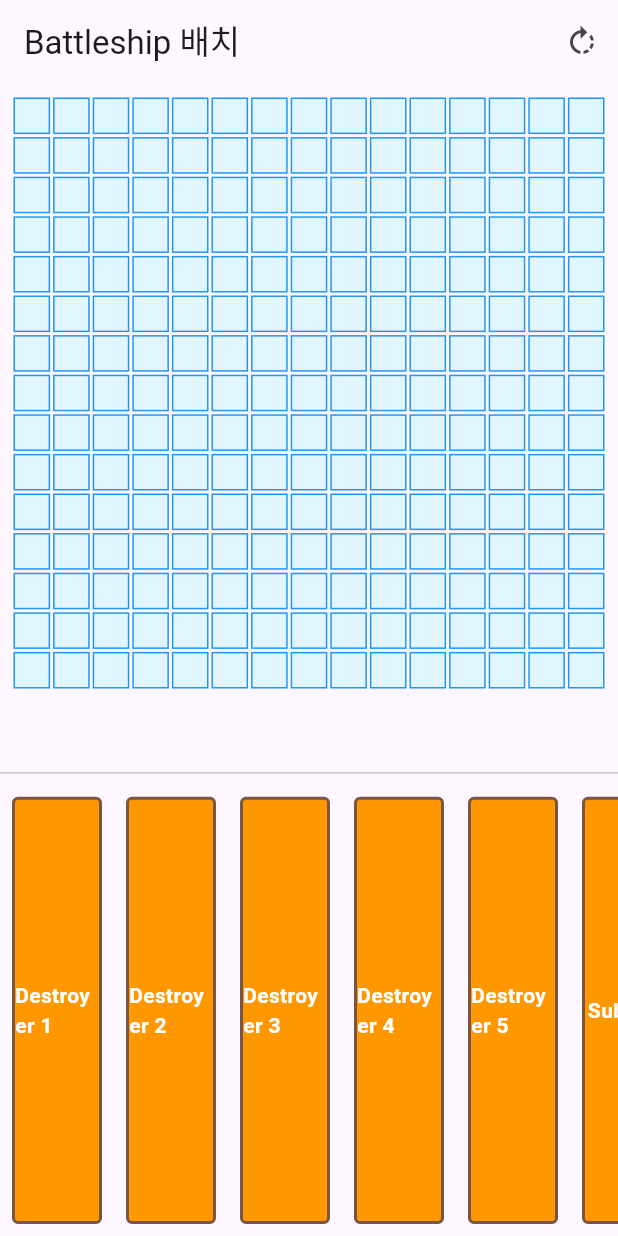
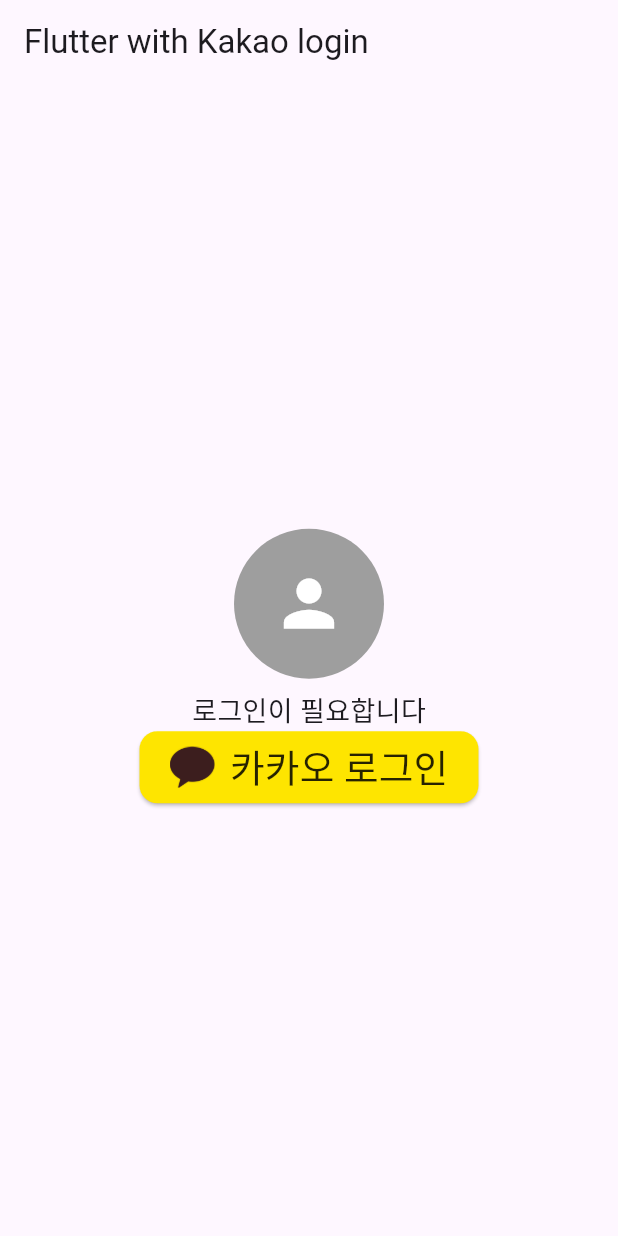
Before and after one commit to eodudrepublic/Mad_Camp-2024-Winter, a Flutter app: the screen it shows after launch, on a phone screen of 412 x 824 dp. Run offline on Flutter 3.47's test engine with Material 3 defaults, Android fonts, the phone set to English and light mode, and no system bars; our stand-ins replace flutter_screenutil, get, logger; missing offline and left inert: kakao_flutter_sdk_user; accounts and stored records are empty; statements that could not run were skipped.

Commit message:
Squashed 'battleship/battleship_fe/' changes from 378829d..893da52
893da52 style - 카카오 로그인 버튼 공식 문서에 맞게 수정
20dda2a feat - 카카오 소셜 로그인 페이지 초안 구현 - 억까를 당했고 해결을 했음 (문서로 정리함) - 핸드폰으로 테스트했음 -> 로그인 성공 화면으로 넘어감 - 이제 서버 연결해서 유저 정보 저장 테스트 -> 이거 전까진 보류  - 다시 게임 화면 작업 ㄱㄱ
2e67ebd feat - 카카오 소셜 로그인 기능 추가를 위한 안드로이드 등록 완료 - 키값은 숨김 - 이제 소셜 로그인 화면 만들어서 테스트 진행 예정

git-subtree-dir: battleship/battleship_fe
git-subtree-split: 893da528a82cdd3a8d7c41cb4e6cec6c6aef5ca2

```diff
--- /dev/null
+++ b/lib/common/app_colors.dart
@@ -0,0 +1,7 @@
+import 'package:flutter/material.dart';
+
+class AppColors {
+  // 카카오톡 버튼에 사용해야 하는 색상
+  static const Color kakaotalkYellow = Color(0xFFFEE500);
+  static const Color kakaotalkLabel = Color(0xD8000000);
+}
--- /dev/null
+++ b/lib/controller/login/user_controller.dart
@@ -0,0 +1,33 @@
+import 'package:get/get.dart';
+import '../../model/user_model.dart';
+import '../../service/kakao_login_api.dart';
+
+class UserController extends GetxController {
+  // Rx<AppUser?>은 반응형으로 사용자 정보를 저장합니다.
+  var user = Rxn<AppUser>();
+  final KakaoLoginApi kakaoLoginApi;
+
+  UserController({required this.kakaoLoginApi});
+
+  // 카카오 로그인 메서드
+  Future<void> kakaoLogin() async {
+    var kakaoUser = await kakaoLoginApi.signWithKakao();
+    if (kakaoUser != null) {
+      user.value = AppUser.fromKakaoUser(kakaoUser);
+      Get.snackbar('성공', '카카오 로그인이 성공했습니다.');
+    } else {
+      Get.snackbar('실패', '카카오 로그인이 취소되었거나 실패했습니다.');
+    }
+  }
+
+  // 로그아웃 메서드 (선택 사항)
+  Future<void> kakaoLogout() async {
+    try {
+      await kakaoLoginApi.logout();
+      user.value = null;
+      Get.snackbar('성공', '로그아웃에 성공했습니다.');
+    } catch (error) {
+      Get.snackbar('실패', '로그아웃에 실패했습니다.');
+    }
+  }
+}
--- a/lib/main.dart
+++ b/lib/main.dart
@@ -1,9 +1,18 @@
+import 'package:flutter/material.dart';
+import 'package:flutter_screenutil/flutter_screenutil.dart';
+import 'package:get/get.dart';
+import 'package:kakao_flutter_sdk_user/kakao_flutter_sdk_user.dart';
+import 'common/key.dart';
+import 'common/utils/logger.dart';
 import 'package:battleship_fe/view/game/game_view.dart';
-import 'package:flutter/material.dart';
-import 'package:get/get.dart';
+import 'package:battleship_fe/view/login/login_view.dart';
 
-void main() {
-  // WidgetsFlutterBinding.ensureInitialized();
+Future<void> main() async {
+  WidgetsFlutterBinding.ensureInitialized();
+
+  KakaoSdk.init(nativeAppKey: myNativeAppKey);
+
+  Log.wtf("KakaoSdk initialized : ${await KakaoSdk.origin} -> 이게 왜 키 해쉬예요 ㅅㅂ");
 
   runApp(MyApp());
 }
@@ -13,10 +22,14 @@
 
   @override
   Widget build(BuildContext context) {
-    return GetMaterialApp(
-      title: 'Battleship',
-      // debugShowCheckedModeBanner: false,
-      home: GameView(),
+    return ScreenUtilInit(
+      designSize: const Size(410, 920),
+      child: GetMaterialApp(
+        // debugShowCheckedModeBanner: false,
+        title: 'Battleship',
+        // debugShowCheckedModeBanner: false,
+        home: LoginView(),
+      ),
     );
   }
 }
--- /dev/null
+++ b/lib/model/user_model.dart
@@ -0,0 +1,23 @@
+import 'package:kakao_flutter_sdk_user/kakao_flutter_sdk_user.dart';
+
+// TODO : 서버 연결할때 저장할 User 정보에 맞춰서 추후 수정
+class AppUser {
+  final String id;
+  final String? nickname;
+  final String? profileImageUrl;
+
+  AppUser({
+    required this.id,
+    this.nickname,
+    this.profileImageUrl,
+  });
+
+  // Kakao SDK의 User 객체를 AppUser로 변환하는 팩토리 생성자
+  factory AppUser.fromKakaoUser(User kakaoUser) {
+    return AppUser(
+      id: kakaoUser.id.toString(),
+      nickname: kakaoUser.kakaoAccount?.profile?.nickname,
+      profileImageUrl: kakaoUser.kakaoAccount?.profile?.profileImageUrl,
+    );
+  }
+}
--- /dev/null
+++ b/lib/service/kakao_login_api.dart
@@ -0,0 +1,48 @@
+import 'package:flutter/services.dart';
+import 'package:kakao_flutter_sdk_user/kakao_flutter_sdk_user.dart';
+import '../common/utils/logger.dart';
+
+class KakaoLoginApi {
+  /// 카카오 로그인 메서드
+  Future<User?> signWithKakao() async {
+    final UserApi api = UserApi.instance;
+    try {
+      if (await isKakaoTalkInstalled()) {
+        // 카카오톡으로 로그인 시도
+        try {
+          await UserApi.instance.loginWithKakaoTalk();
+        } catch (error) {
+          Log.error('카카오톡으로 로그인 실패: $error');
+          // 카카오톡으로 로그인 실패 시 카카오 계정으로 로그인 시도
+          if (error is PlatformException && error.code == 'CANCELED') {
+            // 사용자가 로그인 시도를 취소한 경우
+            Log.error('사용자가 로그인 시도를 취소했습니다.');
+            return null;
+          }
+          await UserApi.instance.loginWithKakaoAccount();
+        }
+      } else {
+        Log.warning('카카오톡이 설치되어 있지 않습니다. -> 카카오 계정으로 로그인');
+        // 카카오톡이 설치되어 있지 않으면 카카오 계정으로 로그인
+        await UserApi.instance.loginWithKakaoAccount();
+      }
+      Log.info('카카오톡으로 로그인 성공');
+      // 로그인 성공 후 사용자 정보 가져오기
+      return await api.me();
+    } catch (error) {
+      Log.error('카카오톡으로 로그인 실패: $error');
+      return null;
+    }
+  }
+
+  /// 카카오 로그아웃 메서드
+  Future<void> logout() async {
+    try {
+      await UserApi.instance.logout();
+      Log.info('카카오 로그아웃 성공');
+    } catch (error) {
+      Log.error('카카오 로그아웃 실패: $error');
+      throw error; // 에러를 호출자에게 전달하여 추가 처리를 가능하게 함
+    }
+  }
+}
--- /dev/null
+++ b/lib/view/login/login_view.dart
@@ -0,0 +1,141 @@
+import 'package:flutter/material.dart';
+import 'package:flutter_screenutil/flutter_screenutil.dart';
+import 'package:get/get.dart';
+import 'package:battleship_fe/common/app_colors.dart';
+import '../../controller/login/user_controller.dart';
+import '../../service/kakao_login_api.dart';
+
+class LoginView extends StatelessWidget {
+  const LoginView({super.key});
+
+  @override
+  Widget build(BuildContext context) {
+    // KakaoLoginApi 인스턴스를 생성
+    final KakaoLoginApi kakaoLoginApi = KakaoLoginApi();
+
+    // UserController를 의존성 주입
+    final UserController userController =
+        Get.put(UserController(kakaoLoginApi: kakaoLoginApi));
+
+    return Scaffold(
+      appBar: AppBar(
+        title: const Text("Flutter with Kakao login"),
+      ),
+      body: Center(
+        child: Column(
+          mainAxisAlignment: MainAxisAlignment.center,
+          children: [
+            _profile(userController),
+            _nickName(userController),
+            _loginButton(userController),
+            _logoutButton(userController),
+          ],
+        ),
+      ),
+    );
+  }
+
+  // 프로필 이미지 위젯
+  Widget _profile(UserController controller) {
+    return Obx(() {
+      if (controller.user.value?.profileImageUrl != null) {
+        return Padding(
+          padding: const EdgeInsets.all(8.0),
+          child: CircleAvatar(
+            radius: 50,
+            backgroundImage:
+                NetworkImage(controller.user.value!.profileImageUrl!),
+          ),
+        );
+      } else {
+        return const Padding(
+          padding: EdgeInsets.all(8.0),
+          child: CircleAvatar(
+            radius: 50,
+            backgroundColor: Colors.grey,
+            child: Icon(Icons.person, size: 50, color: Colors.white),
+          ),
+        );
+      }
+    });
+  }
+
+  // 닉네임 위젯
+  Widget _nickName(UserController controller) {
+    return Obx(() {
+      if (controller.user.value?.nickname != null) {
+        return Text(
+          controller.user.value!.nickname!,
+          style: const TextStyle(fontSize: 24, fontWeight: FontWeight.bold),
+        );
+      } else {
+        return const Text(
+          "로그인이 필요합니다",
+          style: TextStyle(fontSize: 18),
+        );
+      }
+    });
+  }
+
+  // 로그인 버튼 위젯
+  Widget _loginButton(UserController controller) {
+    return Obx(() {
+      if (controller.user.value == null) {
+        return ElevatedButton(
+          onPressed: () {
+            controller.kakaoLogin();
+          },
+          style: ElevatedButton.styleFrom(
+            backgroundColor: AppColors.kakaotalkYellow,
+            padding: EdgeInsets.symmetric(horizontal: 20.sp, vertical: 5.sp),
+            shape: RoundedRectangleBorder(
+              borderRadius:
+                  BorderRadius.circular(12), // 테두리 곡률 설정 : 12 픽셀(Pixel)
+            ),
+          ),
+          child: Row(
+            mainAxisSize: MainAxisSize.min,
+            children: [
+              Image.asset(
+                'assets/png/kakao_icon.png',
+                width: 30.sp,
+                height: 30.sp,
+              ),
+              SizedBox(width: 10.sp),
+              Text(
+                '카카오 로그인',
+                style:
+                    TextStyle(color: AppColors.kakaotalkLabel, fontSize: 25.sp),
+              ),
+            ],
+          ),
+        );
+      } else {
+        return const SizedBox.shrink(); // 이미 로그인한 경우 버튼 숨김
+      }
+    });
+  }
+
+  // 로그아웃 버튼 위젯
+  Widget _logoutButton(UserController controller) {
+    return Obx(() {
+      if (controller.user.value != null) {
+        return ElevatedButton(
+          onPressed: () {
+            controller.kakaoLogout();
+          },
+          style: ElevatedButton.styleFrom(
+            backgroundColor: Colors.red, // 로그아웃 버튼 색상
+            padding: const EdgeInsets.symmetric(horizontal: 20, vertical: 10),
+          ),
+          child: const Text(
+            'Logout',
+            style: TextStyle(color: Colors.white, fontSize: 16),
+          ),
+        );
+      } else {
+        return const SizedBox.shrink(); // 로그아웃 버튼 숨김
+      }
+    });
+  }
+}
```
Also changed, not shown: pubspec.yaml (+4 -3 lines), assets/png/kakao_icon.png (added), pubspec.lock, 5 other files.
